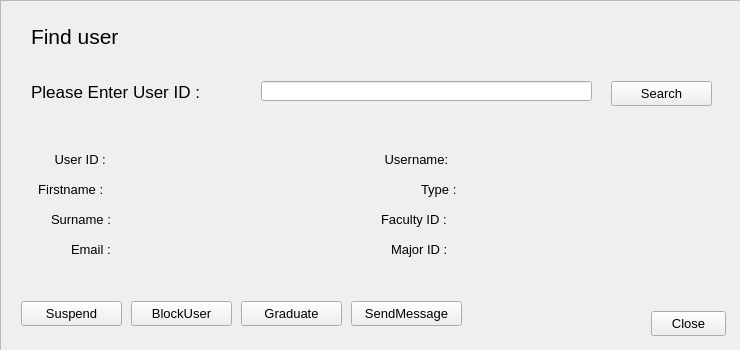
Above: resources/UI/FindUsers.ui from Poom1997/gman before the change. Below: the same form after it.
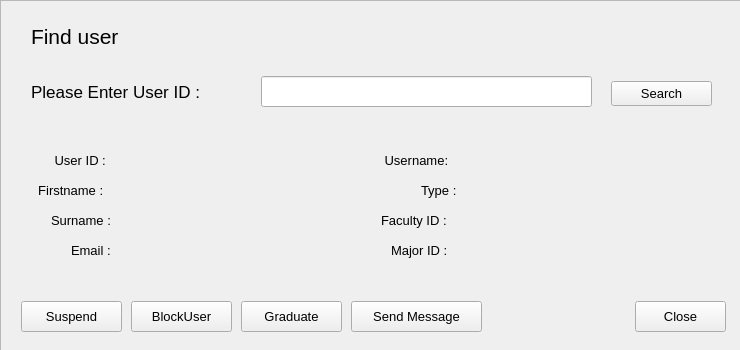
That is the form after the change.

Patch:
```diff
--- a/resources/UI/FindUsers.ui
+++ b/resources/UI/FindUsers.ui
@@ -93,11 +93,16 @@
      <property name="geometry">
       <rect>
        <x>260</x>
-       <y>80</y>
+       <y>75</y>
        <width>331</width>
-       <height>20</height>
+       <height>31</height>
       </rect>
      </property>
+     <property name="font">
+      <font>
+       <pointsize>10</pointsize>
+      </font>
+     </property>
     </widget>
     <widget class="QPushButton" name="searchButton">
      <property name="geometry">
@@ -120,10 +125,10 @@
     <widget class="QPushButton" name="closeButton">
      <property name="geometry">
       <rect>
-       <x>650</x>
-       <y>310</y>
-       <width>75</width>
-       <height>25</height>
+       <x>634</x>
+       <y>300</y>
+       <width>91</width>
+       <height>31</height>
       </rect>
      </property>
      <property name="font">
@@ -141,7 +146,7 @@
        <x>50</x>
        <y>150</y>
        <width>71</width>
-       <height>16</height>
+       <height>18</height>
       </rect>
      </property>
      <property name="font">
@@ -159,7 +164,7 @@
        <x>30</x>
        <y>180</y>
        <width>101</width>
-       <height>16</height>
+       <height>18</height>
       </rect>
      </property>
      <property name="font">
@@ -177,7 +182,7 @@
        <x>50</x>
        <y>210</y>
        <width>91</width>
-       <height>16</height>
+       <height>18</height>
       </rect>
      </property>
      <property name="font">
@@ -195,7 +200,7 @@
        <x>70</x>
        <y>240</y>
        <width>61</width>
-       <height>16</height>
+       <height>18</height>
       </rect>
      </property>
      <property name="font">
@@ -213,7 +218,7 @@
        <x>380</x>
        <y>150</y>
        <width>91</width>
-       <height>16</height>
+       <height>18</height>
       </rect>
      </property>
      <property name="font">
@@ -231,7 +236,7 @@
        <x>420</x>
        <y>180</y>
        <width>51</width>
-       <height>16</height>
+       <height>18</height>
       </rect>
      </property>
      <property name="font">
@@ -249,7 +254,7 @@
        <x>380</x>
        <y>210</y>
        <width>91</width>
-       <height>16</height>
+       <height>18</height>
       </rect>
      </property>
      <property name="font">
@@ -267,7 +272,7 @@
        <x>390</x>
        <y>240</y>
        <width>81</width>
-       <height>16</height>
+       <height>18</height>
       </rect>
      </property>
      <property name="font">
@@ -285,7 +290,7 @@
        <x>130</x>
        <y>150</y>
        <width>231</width>
-       <height>16</height>
+       <height>18</height>
       </rect>
      </property>
      <property name="font">
@@ -303,7 +308,7 @@
        <x>130</x>
        <y>180</y>
        <width>231</width>
-       <height>16</height>
+       <height>18</height>
       </rect>
      </property>
      <property name="font">
@@ -321,7 +326,7 @@
        <x>130</x>
        <y>210</y>
        <width>231</width>
-       <height>16</height>
+       <height>18</height>
       </rect>
      </property>
      <property name="font">
@@ -339,7 +344,7 @@
        <x>130</x>
        <y>240</y>
        <width>231</width>
-       <height>16</height>
+       <height>18</height>
       </rect>
      </property>
      <property name="font">
@@ -357,7 +362,7 @@
        <x>480</x>
        <y>150</y>
        <width>221</width>
-       <height>16</height>
+       <height>18</height>
       </rect>
      </property>
      <property name="font">
@@ -375,7 +380,7 @@
        <x>480</x>
        <y>180</y>
        <width>221</width>
-       <height>16</height>
+       <height>18</height>
       </rect>
      </property>
      <property name="font">
@@ -393,7 +398,7 @@
        <x>480</x>
        <y>210</y>
        <width>221</width>
-       <height>16</height>
+       <height>18</height>
       </rect>
      </property>
      <property name="font">
@@ -411,7 +416,7 @@
        <x>480</x>
        <y>240</y>
        <width>221</width>
-       <height>16</height>
+       <height>18</height>
       </rect>
      </property>
      <property name="font">
@@ -429,7 +434,7 @@
        <x>20</x>
        <y>300</y>
        <width>101</width>
-       <height>25</height>
+       <height>31</height>
       </rect>
      </property>
      <property name="font">
@@ -447,7 +452,7 @@
        <x>130</x>
        <y>300</y>
        <width>101</width>
-       <height>25</height>
+       <height>31</height>
       </rect>
      </property>
      <property name="font">
@@ -465,7 +470,7 @@
        <x>240</x>
        <y>300</y>
        <width>101</width>
-       <height>25</height>
+       <height>31</height>
       </rect>
      </property>
      <property name="font">
@@ -482,8 +487,8 @@
       <rect>
        <x>350</x>
        <y>300</y>
-       <width>111</width>
-       <height>25</height>
+       <width>131</width>
+       <height>31</height>
       </rect>
      </property>
      <property name="font">
@@ -492,7 +497,7 @@
       </font>
      </property>
      <property name="text">
-      <string>SendMessage</string>
+      <string>Send Message</string>
      </property>
     </widget>
    </widget>
```
